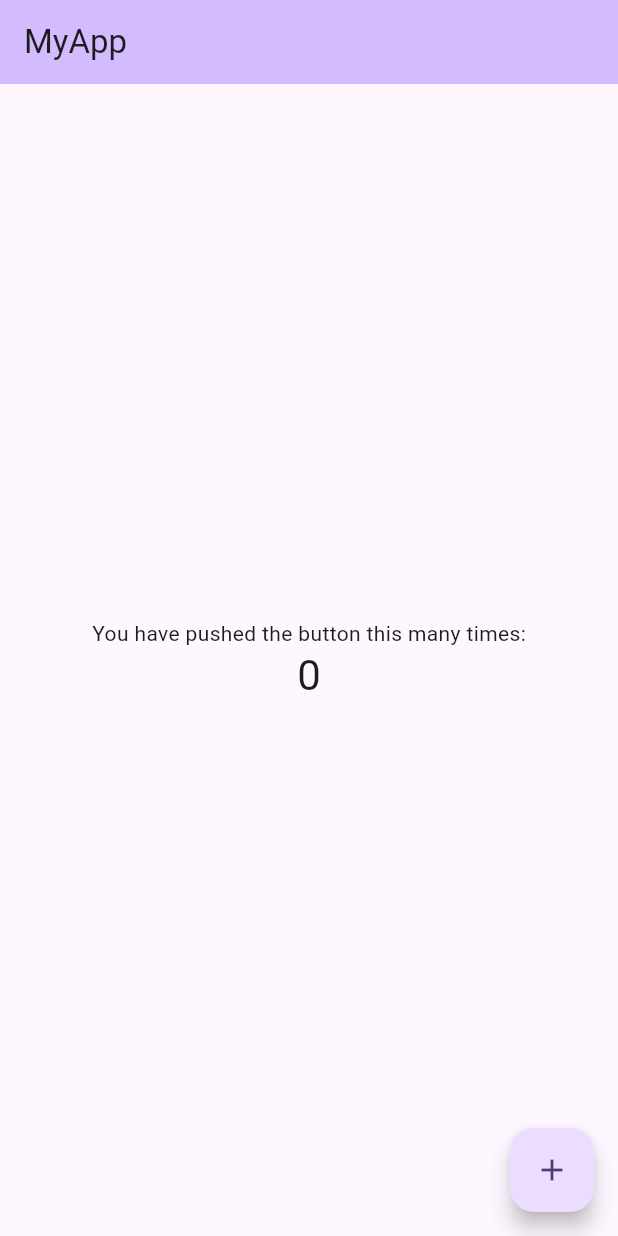
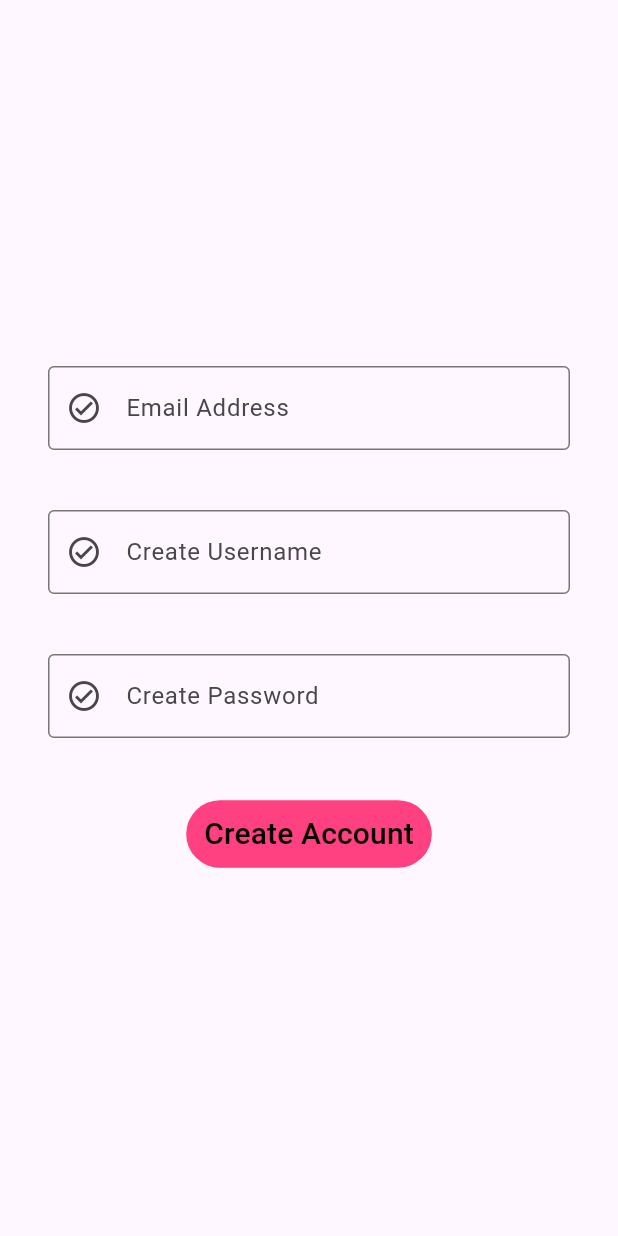
Before and after one commit to LaTechBen/Capstone, a Flutter app: the screen it shows after launch, on a phone screen of 412 x 824 dp. Run offline on Flutter 3.47's test engine with Material 3 defaults, Android fonts, the phone set to English and light mode, and no system bars.

Commit message:
Created CreateAccount file for page to create account. Text fields work but data not saved. Button to move to next page working.

```diff
--- /dev/null
+++ b/accentuate/lib/createaccount.dart
@@ -0,0 +1,84 @@
+import 'package:flutter/material.dart';
+import 'home.dart';
+
+class CreateAccount extends StatefulWidget {
+  const CreateAccount({super.key});
+
+  @override
+  State<CreateAccount> createState() => _CreateAccountState();
+}
+
+class _CreateAccountState extends State<CreateAccount> {
+  void click() {
+    Navigator.push(
+        context, MaterialPageRoute(builder: (context) => const HomePage()));
+  }
+
+  @override
+  Widget build(BuildContext context) {
+    return Scaffold(
+        body: SafeArea(
+      child: Container(
+          padding: const EdgeInsets.symmetric(horizontal: 32),
+          child: Column(
+            crossAxisAlignment: CrossAxisAlignment.center,
+            mainAxisAlignment: MainAxisAlignment.center,
+            children: [
+              const Padding(
+                  padding: EdgeInsets.symmetric(vertical: 20),
+                  child: TextField(
+                      decoration: InputDecoration(
+                          prefixIcon: Icon(Icons.check_circle_outline_sharp),
+                          labelText: "Email Address",
+                          border: OutlineInputBorder(
+                              borderSide:
+                                  BorderSide(width: 5, color: Colors.black)),
+                          focusedBorder: OutlineInputBorder(
+                              borderSide: BorderSide(color: Colors.pink))))),
+              const Padding(
+                  padding: EdgeInsets.symmetric(vertical: 20),
+                  child: TextField(
+                      decoration: InputDecoration(
+                          prefixIcon: Icon(Icons.check_circle_outline_sharp),
+                          labelText: "Create Username",
+                          border: OutlineInputBorder(
+                              borderSide:
+                                  BorderSide(width: 5, color: Colors.black)),
+                          focusedBorder: OutlineInputBorder(
+                              borderSide:
+                                  BorderSide(color: Colors.pinkAccent))))),
+              const Padding(
+                  padding: EdgeInsets.symmetric(vertical: 20),
+                  child: TextField(
+                      decoration: InputDecoration(
+                          prefixIcon: Icon(Icons.check_circle_outline_sharp),
+                          labelText: "Create Password",
+                          border: OutlineInputBorder(
+                              borderSide:
+                                  BorderSide(width: 5, color: Colors.black)),
+                          focusedBorder: OutlineInputBorder(
+                              borderSide:
+                                  BorderSide(color: Colors.pinkAccent))))),
+              Padding(
+                padding: const EdgeInsets.symmetric(vertical: 20),
+                child: TextButton(
+                  onPressed: () {
+                    Navigator.push(
+                        context,
+                        MaterialPageRoute(
+                            builder: (context) => const HomePage()));
+                  },
+                  style: const ButtonStyle(
+                      backgroundColor:
+                          MaterialStatePropertyAll(Colors.pinkAccent)),
+                  child: const Text(
+                    "Create Account",
+                    style: TextStyle(fontSize: 20, color: Colors.black),
+                  ),
+                ),
+              )
+            ],
+          )),
+    ));
+  }
+}
--- /dev/null
+++ b/accentuate/lib/home.dart
@@ -0,0 +1,15 @@
+import 'package:flutter/material.dart';
+
+class HomePage extends StatefulWidget {
+  const HomePage({super.key});
+
+  @override
+  State<HomePage> createState() => _HomePageState();
+}
+
+class _HomePageState extends State<HomePage> {
+  @override
+  Widget build(BuildContext context) {
+    return const Scaffold();
+  }
+}
--- a/accentuate/lib/main.dart
+++ b/accentuate/lib/main.dart
@@ -1,4 +1,5 @@
 import 'package:flutter/material.dart';
+import 'createaccount.dart';
 
 void main() {
   runApp(const MyApp());
@@ -11,115 +12,13 @@ class MyApp extends StatelessWidget {
   @override
   Widget build(BuildContext context) {
     return MaterialApp(
-      title: 'Flutter Demo',
+      debugShowCheckedModeBanner: false,
+      title: 'Accentuate',
       theme: ThemeData(
-        // This is the theme of your application.
-        //
-        // TRY THIS: Try running your application with "flutter run". You'll see
-        // the application has a purple toolbar. Then, without quitting the app,
-        // try changing the seedColor in the colorScheme below to Colors.green
-        // and then invoke "hot reload" (save your changes or press the "hot
-        // reload" button in a Flutter-supported IDE, or press "r" if you used
-        // the command line to start the app).
-        //
-        // Notice that the counter didn't reset back to zero; the application
-        // state is not lost during the reload. To reset the state, use hot
-        // restart instead.
-        //
-        // This works for code too, not just values: Most code changes can be
-        // tested with just a hot reload.
-        colorScheme: ColorScheme.fromSeed(seedColor: Colors.deepPurple),
-        useMaterial3: true,
+        primarySwatch: Colors.pink,
+        visualDensity: VisualDensity.adaptivePlatformDensity,
       ),
-      home: const MyHomePage(title: 'MyApp'),
+      home: const CreateAccount(),
     );
   }
 }
-
-class MyHomePage extends StatefulWidget {
-  const MyHomePage({super.key, required this.title});
-
-  // This widget is the home page of your application. It is stateful, meaning
-  // that it has a State object (defined below) that contains fields that affect
-  // how it looks.
-
-  // This class is the configuration for the state. It holds the values (in this
-  // case the title) provided by the parent (in this case the App widget) and
-  // used by the build method of the State. Fields in a Widget subclass are
-  // always marked "final".
-
-  final String title;
-
-  @override
-  State<MyHomePage> createState() => _MyHomePageState();
-}
-
-class _MyHomePageState extends State<MyHomePage> {
-  int _counter = 0;
-
-  void _incrementCounter() {
-    setState(() {
-      // This call to setState tells the Flutter framework that something has
-      // changed in this State, which causes it to rerun the build method below
-      // so that the display can reflect the updated values. If we changed
-      // _counter without calling setState(), then the build method would not be
-      // called again, and so nothing would appear to happen.
-      _counter++;
-    });
-  }
-
-  @override
-  Widget build(BuildContext context) {
-    // This method is rerun every time setState is called, for instance as done
-    // by the _incrementCounter method above.
-    //
-    // The Flutter framework has been optimized to make rerunning build methods
-    // fast, so that you can just rebuild anything that needs updating rather
-    // than having to individually change instances of widgets.
-    return Scaffold(
-      appBar: AppBar(
-        // TRY THIS: Try changing the color here to a specific color (to
-        // Colors.amber, perhaps?) and trigger a hot reload to see the AppBar
-        // change color while the other colors stay the same.
-        backgroundColor: Theme.of(context).colorScheme.inversePrimary,
-        // Here we take the value from the MyHomePage object that was created by
-        // the App.build method, and use it to set our appbar title.
-        title: Text(widget.title),
-      ),
-      body: Center(
-        // Center is a layout widget. It takes a single child and positions it
-        // in the middle of the parent.
-        child: Column(
-          // Column is also a layout widget. It takes a list of children and
-          // arranges them vertically. By default, it sizes itself to fit its
-          // children horizontally, and tries to be as tall as its parent.
-          //
-          // Column has various properties to control how it sizes itself and
-          // how it positions its children. Here we use mainAxisAlignment to
-          // center the children vertically; the main axis here is the vertical
-          // axis because Columns are vertical (the cross axis would be
-          // horizontal).
-          //
-          // TRY THIS: Invoke "debug painting" (choose the "Toggle Debug Paint"
-          // action in the IDE, or press "p" in the console), to see the
-          // wireframe for each widget.
-          mainAxisAlignment: MainAxisAlignment.center,
-          children: <Widget>[
-            const Text(
-              'You have pushed the button this many times:',
-            ),
-            Text(
-              '$_counter',
-              style: Theme.of(context).textTheme.headlineMedium,
-            ),
-          ],
-        ),
-      ),
-      floatingActionButton: FloatingActionButton(
-        onPressed: _incrementCounter,
-        tooltip: 'Increment',
-        child: const Icon(Icons.add),
-      ), // This trailing comma makes auto-formatting nicer for build methods.
-    );
-  }
-}
```
